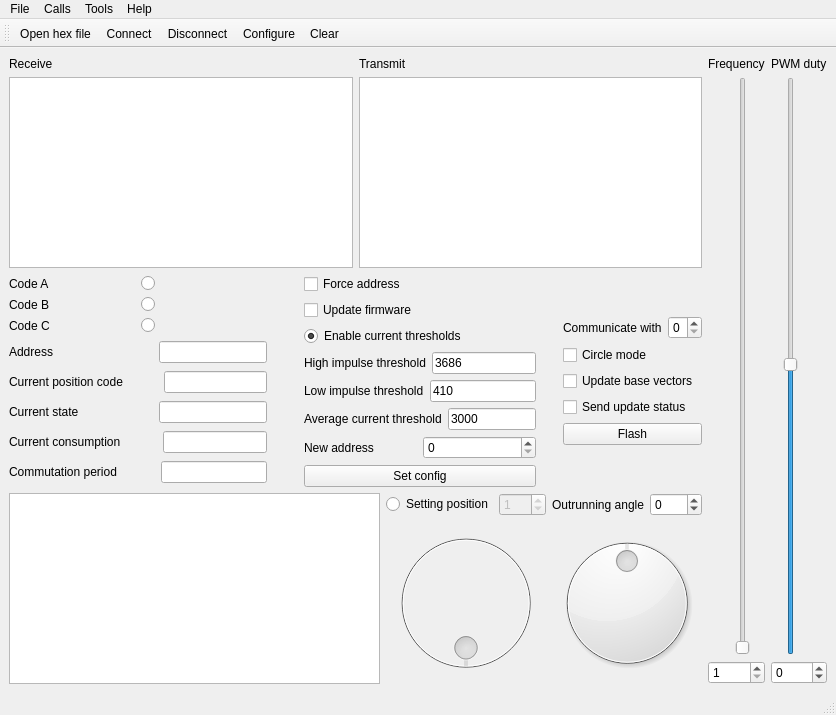
Qt form mainwindow.ui (RunoVj/Terminal) before a commit.
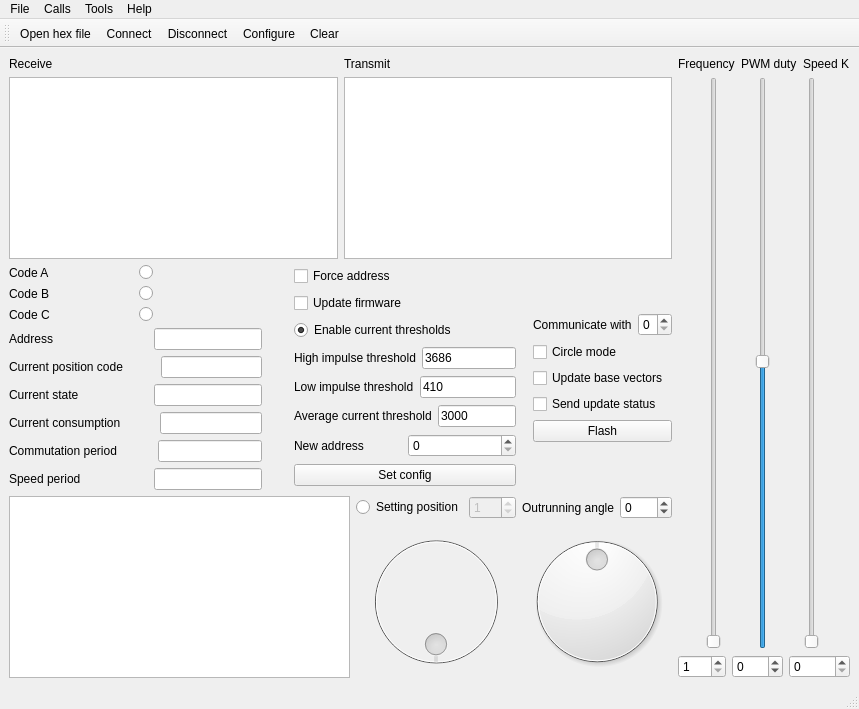
The same form after that commit. Icons and pictures are not drawn.

Commit message: Added speed correction

```diff
--- a/mainwindow.ui
+++ b/mainwindow.ui
@@ -6,8 +6,8 @@
    <rect>
     <x>0</x>
     <y>0</y>
-    <width>836</width>
-    <height>715</height>
+    <width>859</width>
+    <height>709</height>
    </rect>
   </property>
   <property name="windowTitle">
@@ -328,6 +328,33 @@
                 </item>
                </layout>
               </item>
+              <item>
+               <layout class="QHBoxLayout" name="horizontalLayout_7">
+                <item>
+                 <widget class="QLabel" name="labelSpeedPeriod">
+                  <property name="text">
+                   <string>Speed period</string>
+                  </property>
+                 </widget>
+                </item>
+                <item>
+                 <spacer name="horizontalSpacer_3">
+                  <property name="orientation">
+                   <enum>Qt::Horizontal</enum>
+                  </property>
+                  <property name="sizeHint" stdset="0">
+                   <size>
+                    <width>40</width>
+                    <height>20</height>
+                   </size>
+                  </property>
+                 </spacer>
+                </item>
+                <item>
+                 <widget class="QLineEdit" name="lineEditSpeedPeriod"/>
+                </item>
+               </layout>
+              </item>
              </layout>
             </item>
             <item>
@@ -443,7 +470,7 @@
               <item>
                <widget class="QSpinBox" name="spinBoxSetAddress">
                 <property name="maximum">
-                 <number>7</number>
+                 <number>8</number>
                 </property>
                </widget>
               </item>
@@ -487,7 +514,7 @@
                 <item>
                  <widget class="QSpinBox" name="spinBoxCurrentAddress">
                   <property name="maximum">
-                   <number>7</number>
+                   <number>8</number>
                   </property>
                  </widget>
                 </item>
@@ -695,6 +722,13 @@
             </property>
            </widget>
           </item>
+          <item>
+           <widget class="QLabel" name="label_11">
+            <property name="text">
+             <string>Speed K</string>
+            </property>
+           </widget>
+          </item>
          </layout>
         </item>
         <item>
@@ -743,6 +777,16 @@
             </property>
            </widget>
           </item>
+          <item>
+           <widget class="QSlider" name="verticalSliderSpeedK">
+            <property name="maximum">
+             <number>65535</number>
+            </property>
+            <property name="orientation">
+             <enum>Qt::Vertical</enum>
+            </property>
+           </widget>
+          </item>
          </layout>
         </item>
         <item>
@@ -770,6 +814,13 @@
             </property>
            </widget>
           </item>
+          <item>
+           <widget class="QSpinBox" name="spinBoxSpeedK">
+            <property name="maximum">
+             <number>65535</number>
+            </property>
+           </widget>
+          </item>
          </layout>
         </item>
        </layout>
@@ -783,7 +834,7 @@
     <rect>
      <x>0</x>
      <y>0</y>
-     <width>836</width>
+     <width>859</width>
      <height>20</height>
     </rect>
    </property>
```
Left out of the diff: 3 changed lines with no effect on the pictures. The commit also changes 2 other files.
